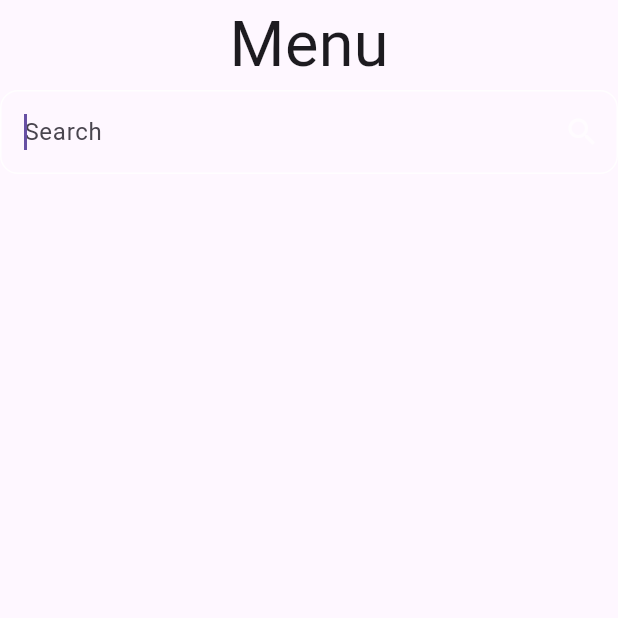
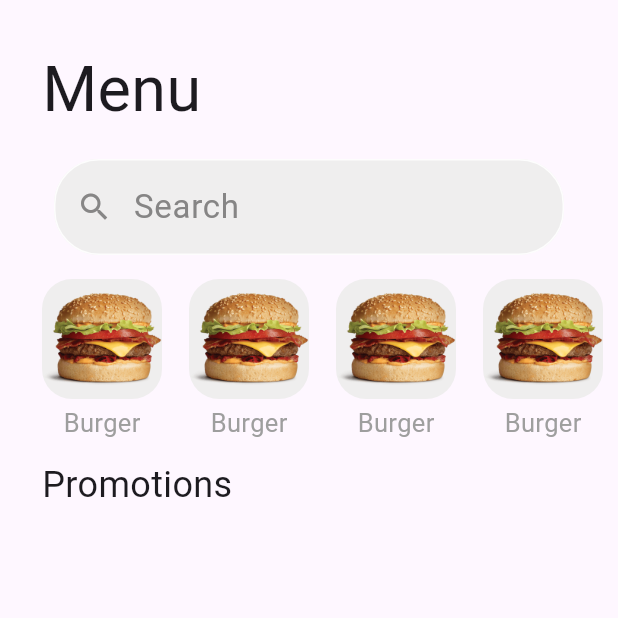
Before and after one commit to YousefDewidar/Burger-house, a Flutter app: the screen it shows after launch, on a phone screen of 412 x 824 dp, the top half of it. Run offline on Flutter 3.47's test engine with Material 3 defaults, Android fonts, the phone set to English and light mode, and no system bars; our stand-ins replace awesome_dialog, device_preview, firebase_auth, firebase_core, get; accounts and stored records are empty.

Commit message:
create category list view

```diff
--- a/lib/core/utils/widgets/space.dart
+++ b/lib/core/utils/widgets/space.dart
@@ -25,7 +25,7 @@ class SpaceH extends StatelessWidget {
   @override
   Widget build(BuildContext context) {
     return SizedBox(
-      height: width,
+      width: width,
     );
   }
 }
--- a/lib/features/auth/search_text_field.dart
+++ b/lib/features/auth/search_text_field.dart
@@ -1,3 +1,4 @@
+import 'package:burger_house/core/utils/widgets/space.dart';
 import 'package:flutter/material.dart';
 
 class SearchTextField extends StatelessWidget {
@@ -7,19 +8,23 @@ class SearchTextField extends StatelessWidget {
 
   @override
   Widget build(BuildContext context) {
-    return TextField(
-      autofocus: true,
-      // controller: cont,
-      decoration: InputDecoration(
-        hintText: 'Search',
-        enabledBorder: borderTextField(),
-        focusedBorder: borderTextField(),
-        suffixIcon: IconButton(
-          color: Colors.white.withOpacity(.6),
-          onPressed: () {
-
-          },
-          icon: const Icon(Icons.search),
+    return Padding(
+      padding: const EdgeInsets.symmetric(horizontal: 8.0, vertical: 16),
+      child: TextField(
+        // controller: cont,
+        decoration: InputDecoration(
+          contentPadding: const EdgeInsets.all(20),
+          filled: true,
+          fillColor: const Color(0xffEFEEEE),
+          hintText: 'Search',
+          hintStyle: const TextStyle(
+              height: 1,
+              fontSize: 22,
+              color: Color(0xff868585),
+              fontWeight: FontWeight.normal),
+          enabledBorder: borderTextField(),
+          focusedBorder: borderTextField(),
+          prefixIcon: const PrefixIcon(),
         ),
       ),
     );
@@ -27,5 +32,23 @@ class SearchTextField extends StatelessWidget {
 
   OutlineInputBorder borderTextField() => OutlineInputBorder(
       borderSide: const BorderSide(color: Color.fromARGB(223, 255, 255, 255)),
-      borderRadius: BorderRadius.circular(12));
+      borderRadius: BorderRadius.circular(30));
 }
+
+class PrefixIcon extends StatelessWidget {
+  const PrefixIcon({
+    super.key,
+  });
+
+  @override
+  Widget build(BuildContext context) {
+    return const Row(
+      mainAxisSize: MainAxisSize.min,
+      children: [
+        SpaceH(15),
+        Icon(Icons.search_outlined, color: Color(0xff878686)),
+        SpaceH(10),
+      ],
+    );
+  }
+}
--- a/lib/features/home/presentation/view/home_view.dart
+++ b/lib/features/home/presentation/view/home_view.dart
@@ -7,7 +7,11 @@ class HomeView extends StatelessWidget {
   @override
   Widget build(BuildContext context) {
     return const Scaffold(
-      body: SafeArea(child: HomeViewBody()),
+      body: SafeArea(
+        top: false,
+        minimum: EdgeInsets.only(top: 30),
+        child: HomeViewBody(),
+      ),
     );
   }
 }
--- /dev/null
+++ b/lib/features/home/presentation/view/widget/category_item.dart
@@ -0,0 +1,31 @@
+import 'package:burger_house/core/utils/widgets/space.dart';
+import 'package:flutter/material.dart';
+
+class CategoryItem extends StatelessWidget {
+  const CategoryItem({
+    super.key,
+  });
+
+  @override
+  Widget build(BuildContext context) {
+    return Padding(
+      padding: const EdgeInsets.only(right: 18),
+      child: Column(
+        children: [
+          Container(
+            height: 80,
+            width: 80,
+            decoration: const BoxDecoration(
+              color: Color(0xffEFEEEE),
+              borderRadius: BorderRadius.all(Radius.circular(20)),
+            ),
+            child: Image.asset('assets/images/burger_sandwich 1.png'),
+          ),
+          const SpaceV(4),
+          const Text('Burger',
+              style: TextStyle(color: Colors.grey, fontSize: 17))
+        ],
+      ),
+    );
+  }
+}
--- /dev/null
+++ b/lib/features/home/presentation/view/widget/category_list_view.dart
@@ -0,0 +1,21 @@
+import 'package:burger_house/features/home/presentation/view/widget/category_item.dart';
+import 'package:flutter/material.dart';
+
+class CategoryListView extends StatelessWidget {
+  const CategoryListView({super.key});
+
+  @override
+  Widget build(BuildContext context) {
+    return SizedBox(
+      height: 120,
+      child: ListView.builder(
+        clipBehavior: Clip.none,
+        scrollDirection: Axis.horizontal,
+        itemCount: 5,
+        itemBuilder: (context, index) {
+          return const CategoryItem();
+        },
+      ),
+    );
+  }
+}
--- a/lib/features/home/presentation/view/widget/home_view_body.dart
+++ b/lib/features/home/presentation/view/widget/home_view_body.dart
@@ -1,5 +1,6 @@
 import 'package:burger_house/core/utils/styles.dart';
 import 'package:burger_house/features/auth/search_text_field.dart';
+import 'package:burger_house/features/home/presentation/view/widget/category_list_view.dart';
 import 'package:flutter/material.dart';
 
 class HomeViewBody extends StatelessWidget {
@@ -7,11 +8,17 @@ class HomeViewBody extends StatelessWidget {
 
   @override
   Widget build(BuildContext context) {
-    return Column(
-      children: [
-        Text('Menu', style: Styles.style24.copyWith(fontSize: 42)),
-        const SearchTextField(),
-      ],
+    return Padding(
+      padding: const EdgeInsets.symmetric(horizontal: 28.0),
+      child: Column(
+        crossAxisAlignment: CrossAxisAlignment.start,
+        children: [
+          Text('Menu', style: Styles.style24.copyWith(fontSize: 42)),
+          const SearchTextField(),
+          const CategoryListView(),
+          const Text('Promotions', style: Styles.style24),
+        ],
+      ),
     );
   }
 }
--- a/lib/main.dart
+++ b/lib/main.dart
@@ -1,5 +1,4 @@
 import 'package:burger_house/features/home/presentation/view/home_view.dart';
-import 'package:burger_house/features/splash/presentation/view/splash_view.dart';
 import 'package:burger_house/firebase_options.dart';
 import 'package:device_preview/device_preview.dart';
 import 'package:firebase_core/firebase_core.dart';
```
Also changed, not shown: assets/images/burger_sandwich 1.png (added).
